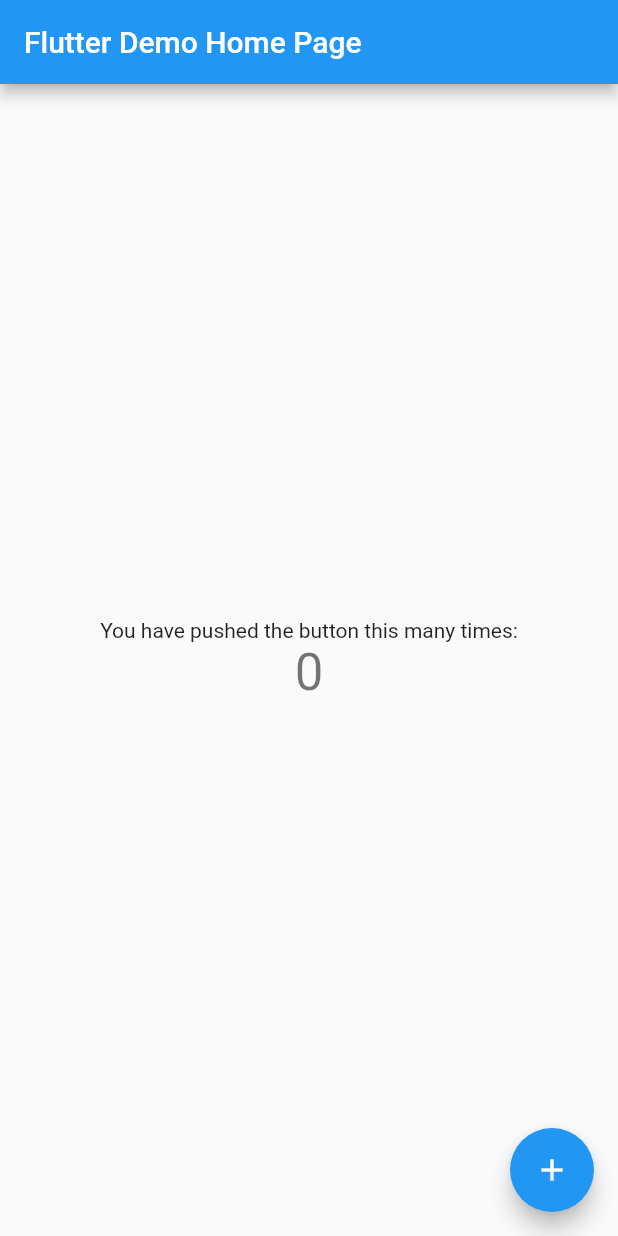
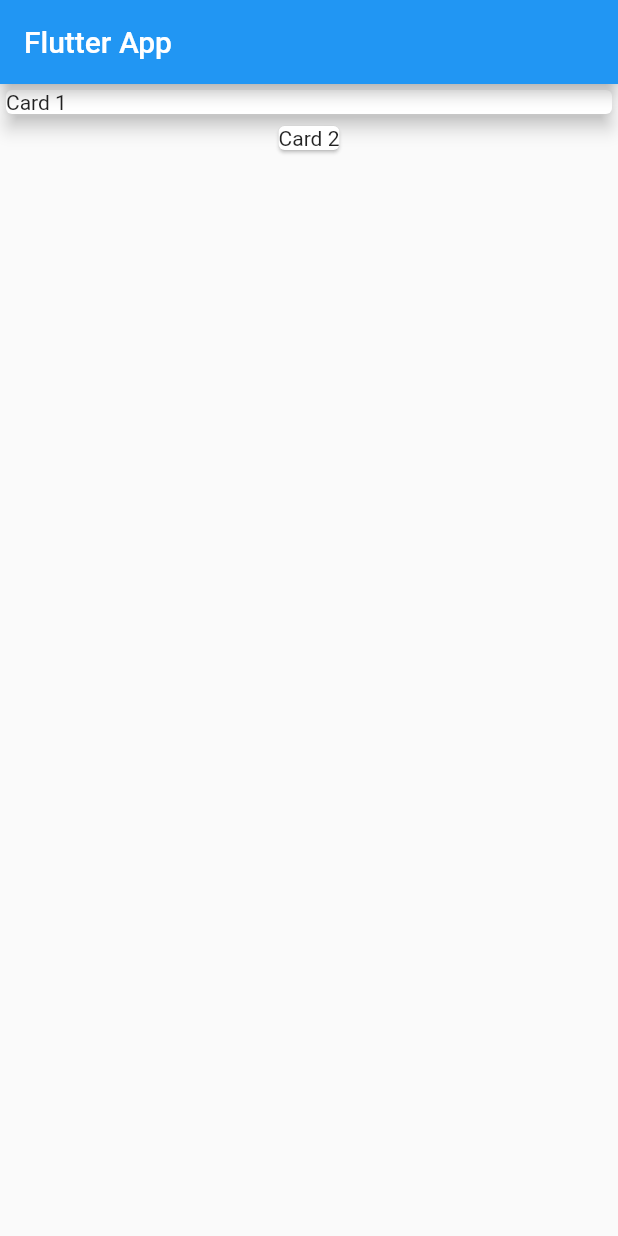
Before and after one commit to Matheus-IT/expenses_planner, a Flutter app: the screen it shows after launch, on a phone screen of 412 x 824 dp. Run offline on Flutter 3.47's test engine with Material 2 defaults, Android fonts, the phone set to English and light mode, and no system bars.

Commit message:
Playing around with cards

```diff
--- a/lib/main.dart
+++ b/lib/main.dart
@@ -1,115 +1,42 @@
 import 'package:flutter/material.dart';
 
-void main() {
-  runApp(const MyApp());
-}
+void main() => runApp(const MyApp());
 
 class MyApp extends StatelessWidget {
   const MyApp({Key? key}) : super(key: key);
 
-  // This widget is the root of your application.
   @override
   Widget build(BuildContext context) {
-    return MaterialApp(
-      title: 'Flutter Demo',
-      theme: ThemeData(
-        // This is the theme of your application.
-        //
-        // Try running your application with "flutter run". You'll see the
-        // application has a blue toolbar. Then, without quitting the app, try
-        // changing the primarySwatch below to Colors.green and then invoke
-        // "hot reload" (press "r" in the console where you ran "flutter run",
-        // or simply save your changes to "hot reload" in a Flutter IDE).
-        // Notice that the counter didn't reset back to zero; the application
-        // is not restarted.
-        primarySwatch: Colors.blue,
-      ),
-      home: const MyHomePage(title: 'Flutter Demo Home Page'),
+    return const MaterialApp(
+      title: 'Flutter App',
+      home: MyHomePage(),
     );
   }
 }
 
-class MyHomePage extends StatefulWidget {
-  const MyHomePage({Key? key, required this.title}) : super(key: key);
-
-  // This widget is the home page of your application. It is stateful, meaning
-  // that it has a State object (defined below) that contains fields that affect
-  // how it looks.
-
-  // This class is the configuration for the state. It holds the values (in this
-  // case the title) provided by the parent (in this case the App widget) and
-  // used by the build method of the State. Fields in a Widget subclass are
-  // always marked "final".
-
-  final String title;
-
-  @override
-  State<MyHomePage> createState() => _MyHomePageState();
-}
-
-class _MyHomePageState extends State<MyHomePage> {
-  int _counter = 0;
-
-  void _incrementCounter() {
-    setState(() {
-      // This call to setState tells the Flutter framework that something has
-      // changed in this State, which causes it to rerun the build method below
-      // so that the display can reflect the updated values. If we changed
-      // _counter without calling setState(), then the build method would not be
-      // called again, and so nothing would appear to happen.
-      _counter++;
-    });
-  }
+class MyHomePage extends StatelessWidget {
+  const MyHomePage({Key? key}) : super(key: key);
 
   @override
   Widget build(BuildContext context) {
-    // This method is rerun every time setState is called, for instance as done
-    // by the _incrementCounter method above.
-    //
-    // The Flutter framework has been optimized to make rerunning build methods
-    // fast, so that you can just rebuild anything that needs updating rather
-    // than having to individually change instances of widgets.
     return Scaffold(
       appBar: AppBar(
-        // Here we take the value from the MyHomePage object that was created by
-        // the App.build method, and use it to set our appbar title.
-        title: Text(widget.title),
+        title: const Text('Flutter App'),
       ),
-      body: Center(
-        // Center is a layout widget. It takes a single child and positions it
-        // in the middle of the parent.
-        child: Column(
-          // Column is also a layout widget. It takes a list of children and
-          // arranges them vertically. By default, it sizes itself to fit its
-          // children horizontally, and tries to be as tall as its parent.
-          //
-          // Invoke "debug painting" (press "p" in the console, choose the
-          // "Toggle Debug Paint" action from the Flutter Inspector in Android
-          // Studio, or the "Toggle Debug Paint" command in Visual Studio Code)
-          // to see the wireframe for each widget.
-          //
-          // Column has various properties to control how it sizes itself and
-          // how it positions its children. Here we use mainAxisAlignment to
-          // center the children vertically; the main axis here is the vertical
-          // axis because Columns are vertical (the cross axis would be
-          // horizontal).
-          mainAxisAlignment: MainAxisAlignment.center,
-          children: <Widget>[
-            const Text(
-              'You have pushed the button this many times:',
+      body: Column(
+        children: const [
+          SizedBox(
+            width: double.infinity,
+            child: Card(
+              elevation: 5,
+              child: Text('Card 1'),
             ),
-            Text(
-              '$_counter',
-              style: Theme.of(context).textTheme.headline4,
-            ),
-          ],
-        ),
+          ),
+          Card(
+            child: Text('Card 2'),
+          ),
+        ],
       ),
-      floatingActionButton: FloatingActionButton(
-        onPressed: _incrementCounter,
-        tooltip: 'Increment',
-        child: const Icon(Icons.add),
-      ), // This trailing comma makes auto-formatting nicer for build methods.
     );
   }
 }
```
